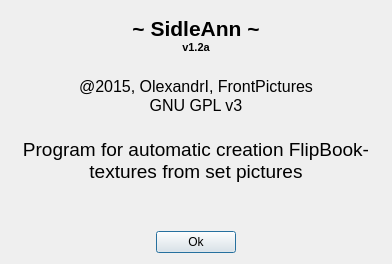
The window that about.ui (OlexandrI/SidleAnn) describes before a commit, drawn with Qt 5.
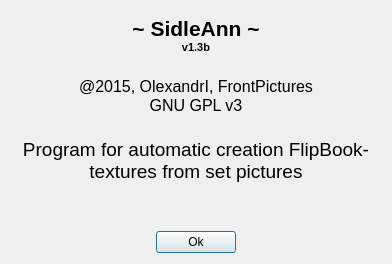
The same window after the commit.

Patch:
```diff
--- a/about.ui
+++ b/about.ui
@@ -43,7 +43,7 @@
 p, li { white-space: pre-wrap; }
 &lt;/style&gt;&lt;/head&gt;&lt;body style=&quot; font-family:'MS Shell Dlg 2'; font-size:8.25pt; font-weight:400; font-style:normal;&quot;&gt;
 &lt;p align=&quot;center&quot; style=&quot; margin-top:0px; margin-bottom:0px; margin-left:0px; margin-right:0px; -qt-block-indent:0; text-indent:0px;&quot;&gt;&lt;span style=&quot; font-size:16pt; font-weight:600;&quot;&gt;~ SidleAnn ~&lt;/span&gt;&lt;/p&gt;
-&lt;p align=&quot;center&quot; style=&quot; margin-top:0px; margin-bottom:0px; margin-left:0px; margin-right:0px; -qt-block-indent:0; text-indent:0px;&quot;&gt;&lt;span style=&quot; font-size:8pt; font-weight:600;&quot;&gt;v1.2a&lt;/span&gt;&lt;/p&gt;
+&lt;p align=&quot;center&quot; style=&quot; margin-top:0px; margin-bottom:0px; margin-left:0px; margin-right:0px; -qt-block-indent:0; text-indent:0px;&quot;&gt;&lt;span style=&quot; font-size:8pt; font-weight:600;&quot;&gt;v1.3b&lt;/span&gt;&lt;/p&gt;
 &lt;p align=&quot;center&quot; style=&quot;-qt-paragraph-type:empty; margin-top:0px; margin-bottom:0px; margin-left:0px; margin-right:0px; -qt-block-indent:0; text-indent:0px; font-size:14pt;&quot;&gt;&lt;br /&gt;&lt;/p&gt;
 &lt;p align=&quot;center&quot; style=&quot; margin-top:0px; margin-bottom:0px; margin-left:0px; margin-right:0px; -qt-block-indent:0; text-indent:0px;&quot;&gt;&lt;span style=&quot; font-size:12pt;&quot;&gt;@2015, OlexandrI, FrontPictures&lt;/span&gt;&lt;/p&gt;
 &lt;p align=&quot;center&quot; style=&quot; margin-top:0px; margin-bottom:0px; margin-left:0px; margin-right:0px; -qt-block-indent:0; text-indent:0px;&quot;&gt;&lt;span style=&quot; font-size:12pt;&quot;&gt;GNU GPL v3&lt;/span&gt;&lt;/p&gt;
```
Left out of the diff: 2 changed lines with no effect on the pictures.
